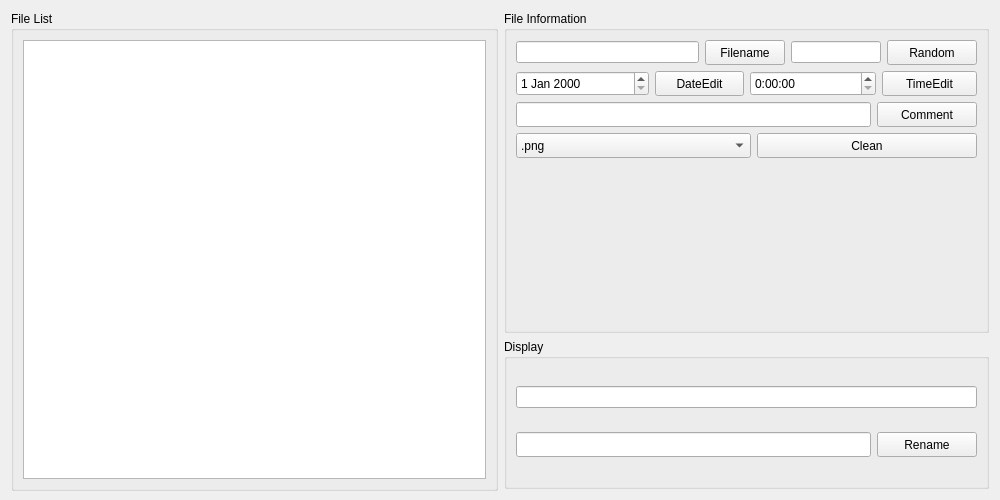
kengsini250/FileRename, file widget.ui: the form before one commit.
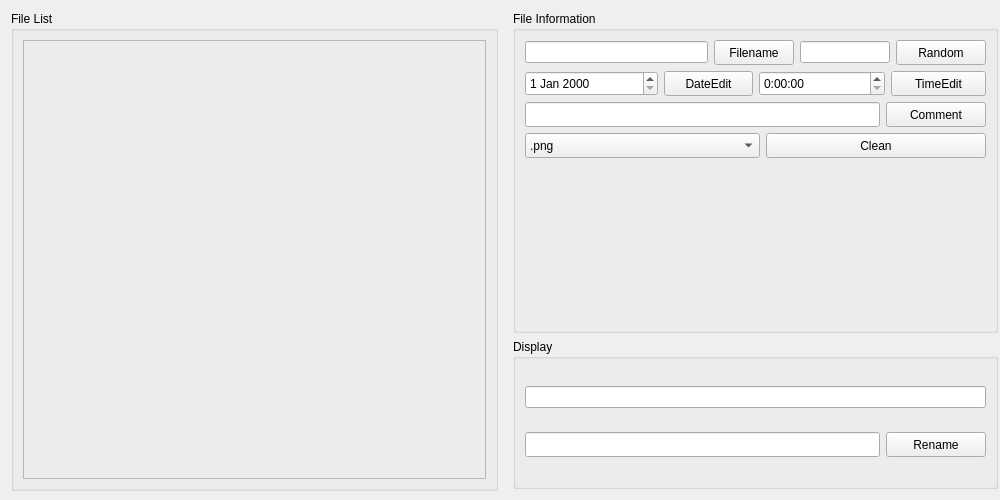
The form after the commit.

Patch:
```diff
--- a/widget.ui
+++ b/widget.ui
@@ -35,11 +35,40 @@
        </property>
        <layout class="QHBoxLayout" name="horizontalLayout_4">
         <item>
-         <widget class="QListWidget" name="listWidget"/>
+         <widget class="QFrame" name="frame">
+          <property name="minimumSize">
+           <size>
+            <width>457</width>
+            <height>431</height>
+           </size>
+          </property>
+          <property name="frameShape">
+           <enum>QFrame::StyledPanel</enum>
+          </property>
+          <property name="frameShadow">
+           <enum>QFrame::Raised</enum>
+          </property>
+         </widget>
         </item>
        </layout>
       </widget>
      </item>
+     <item>
+      <spacer name="horizontalSpacer">
+       <property name="orientation">
+        <enum>Qt::Horizontal</enum>
+       </property>
+       <property name="sizeType">
+        <enum>QSizePolicy::Minimum</enum>
+       </property>
+       <property name="sizeHint" stdset="0">
+        <size>
+         <width>20</width>
+         <height>20</height>
+        </size>
+       </property>
+      </spacer>
+     </item>
      <item>
       <layout class="QVBoxLayout" name="verticalLayout">
        <item>
```
